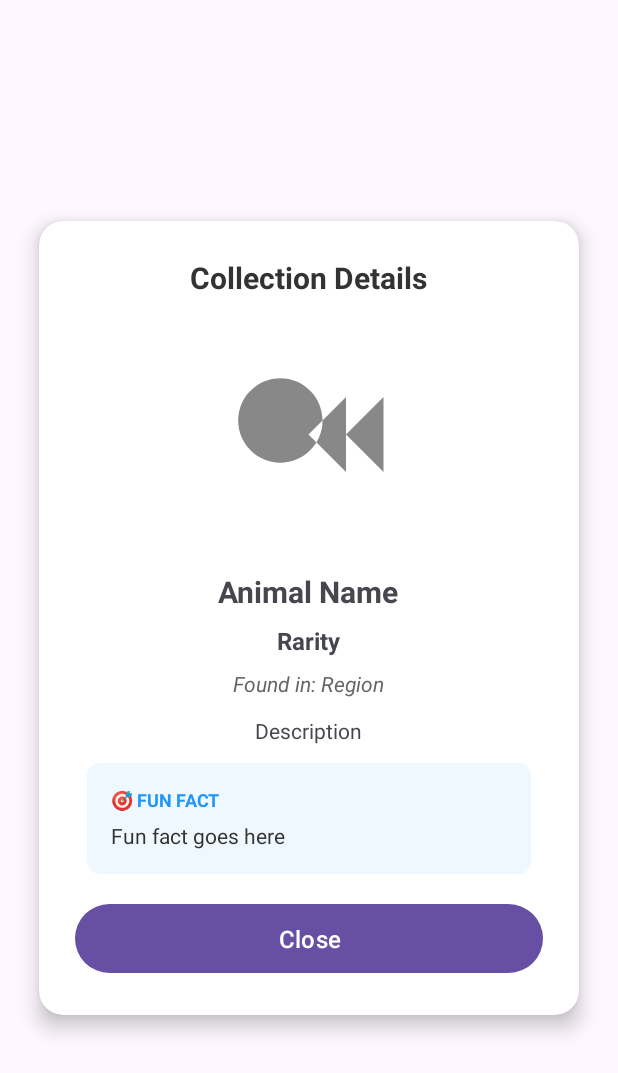
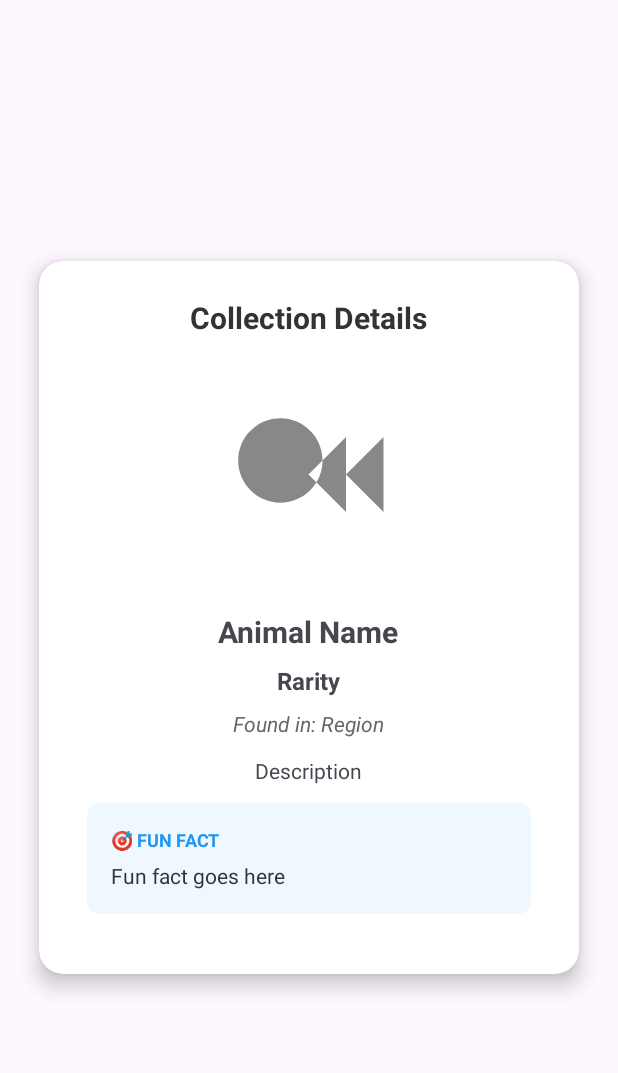
Before and after one commit to georgeworks/stepcounterhuntinggit, an Android app: the layout dialog_animal_detail.xml on its own in the app's theme, with its tools: preview values and no code run, on a phone screen of 412 x 824 dp. Shown: the top 1073 px of the screen. Run offline under Robolectric (Android 15) with nearby library versions, the phone set to English and light mode, and no system bars.

Commit message:
New version 0.58
MAde scientific name selectable and removed close button from animals.

```diff
--- a/app/src/main/res/layout/dialog_animal_detail.xml
+++ b/app/src/main/res/layout/dialog_animal_detail.xml
@@ -71,6 +71,7 @@
                 android:text="Description"
                 android:textSize="14sp"
                 android:textAlignment="center"
+                android:textIsSelectable="true"
                 android:layout_marginBottom="12dp" />
 
             <androidx.cardview.widget.CardView
@@ -121,13 +122,6 @@
 
             </androidx.cardview.widget.CardView>
 
-            <Button
-                android:id="@+id/close_button"
-                android:layout_width="match_parent"
-                android:layout_height="wrap_content"
-                android:text="Close"
-                android:textSize="16sp"
-                android:padding="12dp" />
 
         </LinearLayout>
 
--- a/app/src/main/res/layout/dialog_animal_detail_overlay.xml
+++ b/app/src/main/res/layout/dialog_animal_detail_overlay.xml
@@ -54,6 +54,7 @@
         android:textSize="13sp"
         android:textColor="#FFD700"
         android:textStyle="italic|bold"
+        android:textIsSelectable="true"
         android:shadowColor="@android:color/black"
         android:shadowDx="2"
         android:shadowDy="2"
```
